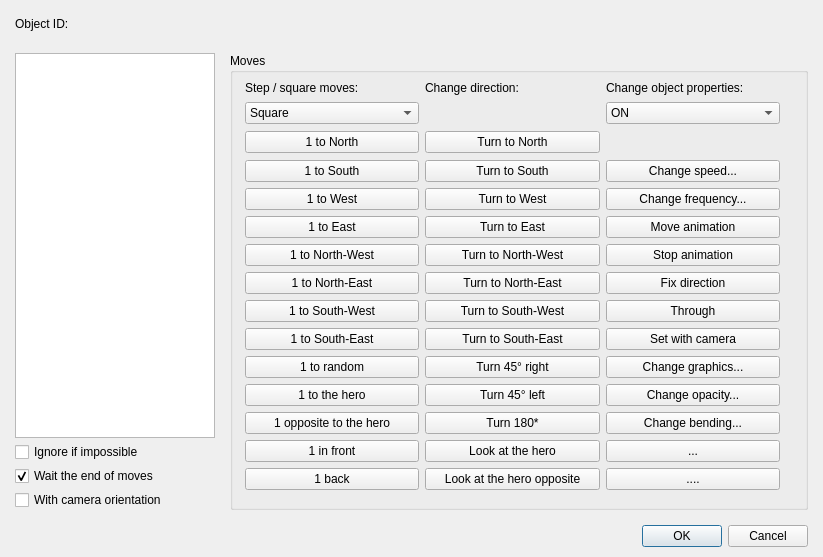
Before: the Qt Designer form Engine/Dialogs/Commands/dialogcommandmoveobject.ui in RPG-Paper-Maker/RPG-Paper-Maker, drawn with Qt 5.
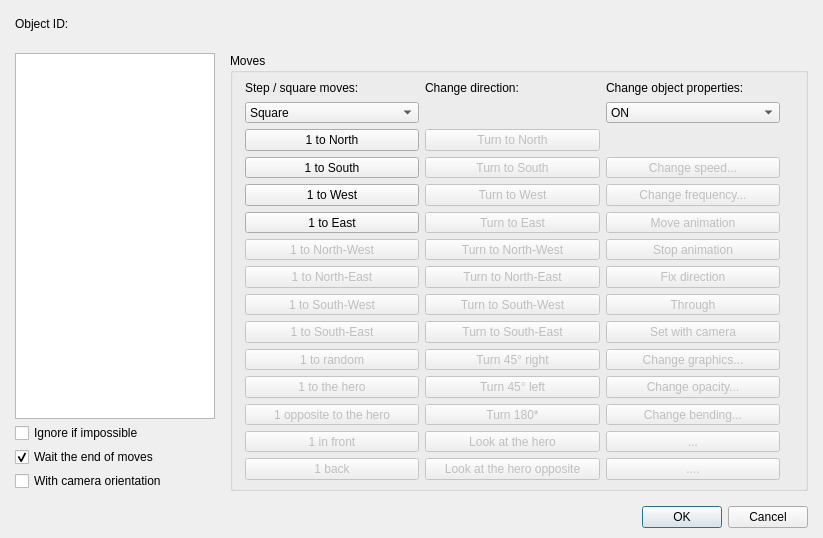
After: the same form once the commit is applied. Custom widgets are drawn as their Qt base class.

The edit to the form file:
```diff
--- a/Engine/Dialogs/Commands/dialogcommandmoveobject.ui
+++ b/Engine/Dialogs/Commands/dialogcommandmoveobject.ui
@@ -7,7 +7,7 @@
     <x>0</x>
     <y>0</y>
     <width>823</width>
-    <height>557</height>
+    <height>538</height>
    </rect>
   </property>
   <property name="windowTitle">
@@ -134,7 +134,7 @@
             <x>15</x>
             <y>26</y>
             <width>535</width>
-            <height>411</height>
+            <height>401</height>
            </rect>
           </property>
           <layout class="QGridLayout" name="gridLayout_2">
@@ -245,6 +245,9 @@
            </item>
            <item row="2" column="1">
             <widget class="QPushButton" name="pushButton_25">
+             <property name="enabled">
+              <bool>false</bool>
+             </property>
              <property name="text">
               <string>Turn to North</string>
              </property>
@@ -272,6 +275,9 @@
            </item>
            <item row="3" column="1">
             <widget class="QPushButton" name="pushButton_19">
+             <property name="enabled">
+              <bool>false</bool>
+             </property>
              <property name="text">
               <string>Turn to South</string>
              </property>
@@ -279,6 +285,9 @@
            </item>
            <item row="3" column="2">
             <widget class="QPushButton" name="pushButton_26">
+             <property name="enabled">
+              <bool>false</bool>
+             </property>
              <property name="text">
               <string>Change speed...</string>
              </property>
@@ -293,6 +302,9 @@
            </item>
            <item row="4" column="1">
             <widget class="QPushButton" name="pushButton_20">
+             <property name="enabled">
+              <bool>false</bool>
+             </property>
              <property name="text">
               <string>Turn to West</string>
              </property>
@@ -300,6 +312,9 @@
            </item>
            <item row="4" column="2">
             <widget class="QPushButton" name="pushButton_35">
+             <property name="enabled">
+              <bool>false</bool>
+             </property>
              <property name="text">
               <string>Change frequency...</string>
              </property>
@@ -314,6 +329,9 @@
            </item>
            <item row="5" column="1">
             <widget class="QPushButton" name="pushButton_16">
+             <property name="enabled">
+              <bool>false</bool>
+             </property>
              <property name="text">
               <string>Turn to East</string>
              </property>
@@ -321,6 +339,9 @@
            </item>
            <item row="5" column="2">
             <widget class="QPushButton" name="pushButton_31">
+             <property name="enabled">
+              <bool>false</bool>
+             </property>
              <property name="text">
               <string>Move animation</string>
              </property>
@@ -328,6 +349,9 @@
            </item>
            <item row="6" column="0">
             <widget class="QPushButton" name="pushButtonStepSquareNorthWest">
+             <property name="enabled">
+              <bool>false</bool>
+             </property>
              <property name="text">
               <string>1 to North-West</string>
              </property>
@@ -335,6 +359,9 @@
            </item>
            <item row="6" column="1">
             <widget class="QPushButton" name="pushButton_21">
+             <property name="enabled">
+              <bool>false</bool>
+             </property>
              <property name="text">
               <string>Turn to North-West</string>
              </property>
@@ -342,6 +369,9 @@
            </item>
            <item row="6" column="2">
             <widget class="QPushButton" name="pushButton_33">
+             <property name="enabled">
+              <bool>false</bool>
+             </property>
              <property name="text">
               <string>Stop animation</string>
              </property>
@@ -349,6 +379,9 @@
            </item>
            <item row="7" column="0">
             <widget class="QPushButton" name="pushButtonStepSquareNorthEast">
+             <property name="enabled">
+              <bool>false</bool>
+             </property>
              <property name="text">
               <string>1 to North-East</string>
              </property>
@@ -356,6 +389,9 @@
            </item>
            <item row="7" column="1">
             <widget class="QPushButton" name="pushButton_17">
+             <property name="enabled">
+              <bool>false</bool>
+             </property>
              <property name="text">
               <string>Turn to North-East</string>
              </property>
@@ -363,6 +399,9 @@
            </item>
            <item row="7" column="2">
             <widget class="QPushButton" name="pushButton_34">
+             <property name="enabled">
+              <bool>false</bool>
+             </property>
              <property name="text">
               <string>Fix direction</string>
              </property>
@@ -370,6 +409,9 @@
            </item>
            <item row="8" column="0">
             <widget class="QPushButton" name="pushButtonStepSquareSouthWest">
+             <property name="enabled">
+              <bool>false</bool>
+             </property>
              <property name="text">
               <string>1 to South-West</string>
              </property>
@@ -377,6 +419,9 @@
            </item>
            <item row="8" column="1">
             <widget class="QPushButton" name="pushButton_15">
+             <property name="enabled">
+              <bool>false</bool>
+             </property>
              <property name="text">
               <string>Turn to South-West</string>
              </property>
@@ -384,6 +429,9 @@
            </item>
            <item row="8" column="2">
             <widget class="QPushButton" name="pushButton_36">
+             <property name="enabled">
+              <bool>false</bool>
+             </property>
              <property name="text">
               <string>Through</string>
              </property>
@@ -391,6 +439,9 @@
            </item>
            <item row="9" column="0">
             <widget class="QPushButton" name="pushButtonStepSquareSouthEast">
+             <property name="enabled">
+              <bool>false</bool>
+             </property>
              <property name="text">
               <string>1 to South-East</string>
              </property>
@@ -398,6 +449,9 @@
            </item>
            <item row="9" column="1">
             <widget class="QPushButton" name="pushButton_24">
+             <property name="enabled">
+              <bool>false</bool>
+             </property>
              <property name="text">
               <string>Turn to South-East</string>
              </property>
@@ -405,6 +459,9 @@
            </item>
            <item row="9" column="2">
             <widget class="QPushButton" name="pushButton_23">
+             <property name="enabled">
+              <bool>false</bool>
+             </property>
              <property name="text">
               <string>Set with camera</string>
              </property>
@@ -412,6 +469,9 @@
            </item>
            <item row="10" column="0">
             <widget class="QPushButton" name="pushButtonStepSquareRandom">
+             <property name="enabled">
+              <bool>false</bool>
+             </property>
              <property name="text">
               <string>1 to random</string>
              </property>
@@ -419,6 +479,9 @@
            </item>
            <item row="10" column="1">
             <widget class="QPushButton" name="pushButton_18">
+             <property name="enabled">
+              <bool>false</bool>
+             </property>
              <property name="text">
               <string>Turn 45° right</string>
              </property>
@@ -426,6 +489,9 @@
            </item>
            <item row="10" column="2">
             <widget class="QPushButton" name="pushButton_28">
+             <property name="enabled">
+              <bool>false</bool>
+             </property>
              <property name="text">
               <string>Change graphics...</string>
              </property>
@@ -433,6 +499,9 @@
            </item>
            <item row="11" column="0">
             <widget class="QPushButton" name="pushButtonStepSquareHero">
+             <property name="enabled">
+              <bool>false</bool>
+             </property>
              <property name="text">
               <string>1 to the hero</string>
              </property>
@@ -440,6 +509,9 @@
            </item>
            <item row="11" column="1">
             <widget class="QPushButton" name="pushButton_14">
+             <property name="enabled">
+              <bool>false</bool>
+             </property>
              <property name="text">
               <string>Turn 45° left</string>
              </property>
@@ -447,6 +519,9 @@
            </item>
            <item row="11" column="2">
             <widget class="QPushButton" name="pushButton_27">
+             <property name="enabled">
+              <bool>false</bool>
+             </property>
              <property name="text">
               <string>Change opacity...</string>
              </property>
@@ -454,6 +529,9 @@
            </item>
            <item row="12" column="0">
             <widget class="QPushButton" name="pushButtonStepSquareOppositeHero">
+             <property name="enabled">
+              <bool>false</bool>
+             </property>
              <property name="text">
               <string>1 opposite to the hero</string>
              </property>
@@ -461,6 +539,9 @@
            </item>
            <item row="12" column="1">
             <widget class="QPushButton" name="pushButton_37">
+             <property name="enabled">
+              <bool>false</bool>
+             </property>
              <property name="text">
               <string>Turn 180*</string>
              </property>
@@ -468,6 +549,9 @@
            </item>
            <item row="12" column="2">
             <widget class="QPushButton" name="pushButton_29">
+             <property name="enabled">
+              <bool>false</bool>
+             </property>
              <property name="text">
               <string>Change bending...</string>
              </property>
@@ -475,6 +559,9 @@
            </item>
            <item row="13" column="0">
             <widget class="QPushButton" name="pushButtonStepSquareFront">
+             <property name="enabled">
+              <bool>false</bool>
+             </property>
              <property name="text">
               <string>1 in front</string>
              </property>
@@ -482,6 +569,9 @@
            </item>
            <item row="13" column="1">
             <widget class="QPushButton" name="pushButton_13">
+             <property name="enabled">
+              <bool>false</bool>
+             </property>
              <property name="text">
               <string>Look at the hero</string>
              </property>
@@ -489,6 +579,9 @@
            </item>
            <item row="13" column="2">
             <widget class="QPushButton" name="pushButton_32">
+             <property name="enabled">
+              <bool>false</bool>
+             </property>
              <property name="text">
               <string>...</string>
              </property>
@@ -496,6 +589,9 @@
            </item>
            <item row="14" column="0">
             <widget class="QPushButton" name="pushButtonStepSquareBack">
+             <property name="enabled">
+              <bool>false</bool>
+             </property>
              <property name="text">
               <string>1 back</string>
              </property>
@@ -503,6 +599,9 @@
            </item>
            <item row="14" column="1">
             <widget class="QPushButton" name="pushButton_22">
+             <property name="enabled">
+              <bool>false</bool>
+             </property>
              <property name="text">
               <string>Look at the hero opposite</string>
              </property>
@@ -510,6 +609,9 @@
            </item>
            <item row="14" column="2">
             <widget class="QPushButton" name="pushButton_30">
+             <property name="enabled">
+              <bool>false</bool>
+             </property>
              <property name="text">
               <string>....</string>
              </property>
```
